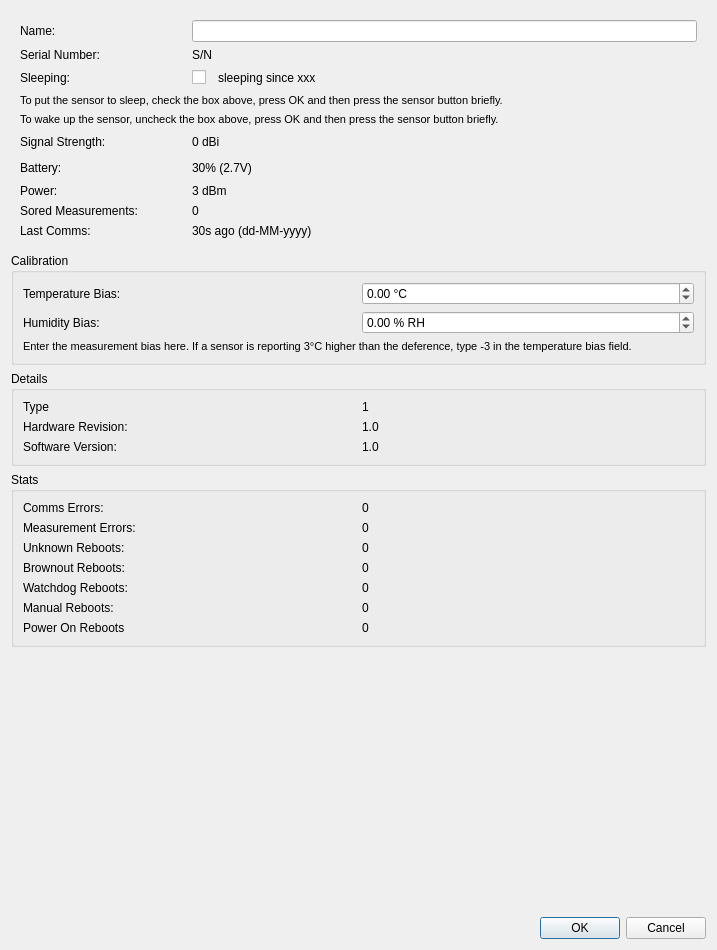
Above: manager/src/SensorDetailsDialog.ui from porkmarks/sense before the change. Below: the same form after it.
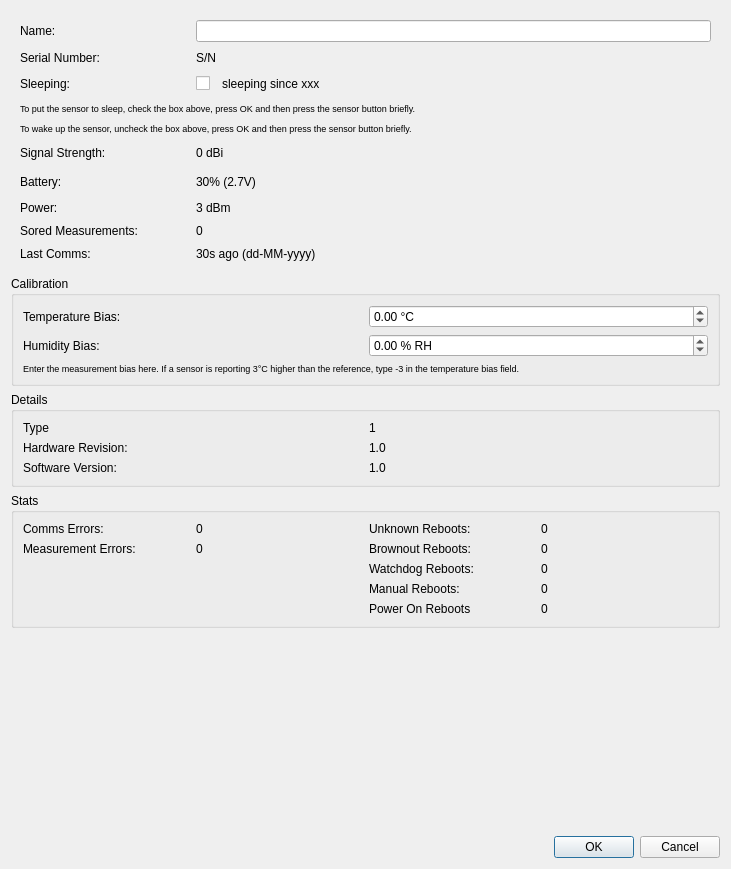
That is the form after the change.

```diff
--- a/manager/src/SensorDetailsDialog.ui
+++ b/manager/src/SensorDetailsDialog.ui
@@ -6,10 +6,16 @@
    <rect>
     <x>0</x>
     <y>0</y>
-    <width>717</width>
-    <height>950</height>
+    <width>731</width>
+    <height>869</height>
    </rect>
   </property>
+  <property name="sizePolicy">
+   <sizepolicy hsizetype="Maximum" vsizetype="Maximum">
+    <horstretch>0</horstretch>
+    <verstretch>0</verstretch>
+   </sizepolicy>
+  </property>
   <property name="windowTitle">
    <string>Sensor Details</string>
   </property>
@@ -17,6 +23,12 @@
    <item>
     <widget class="QWidget" name="widget" native="true">
      <layout class="QGridLayout" name="gridLayout">
+      <property name="horizontalSpacing">
+       <number>6</number>
+      </property>
+      <property name="verticalSpacing">
+       <number>9</number>
+      </property>
       <item row="8" column="0">
        <widget class="QLabel" name="label_12">
         <property name="text">
@@ -82,21 +94,6 @@
         </layout>
        </widget>
       </item>
-      <item row="3" column="0" colspan="4">
-       <widget class="QLabel" name="label_19">
-        <property name="font">
-         <font>
-          <pointsize>8</pointsize>
-         </font>
-        </property>
-        <property name="text">
-         <string>To put the sensor to sleep, check the box above, press OK and then press the sensor button briefly.</string>
-        </property>
-        <property name="wordWrap">
-         <bool>true</bool>
-        </property>
-       </widget>
-      </item>
       <item row="0" column="0">
        <widget class="QLabel" name="label">
         <property name="text">
@@ -270,7 +267,7 @@
        <widget class="QLabel" name="label_21">
         <property name="font">
          <font>
-          <pointsize>8</pointsize>
+          <pointsize>7</pointsize>
          </font>
         </property>
         <property name="text">
@@ -281,6 +278,21 @@
         </property>
        </widget>
       </item>
+      <item row="3" column="0" colspan="4">
+       <widget class="QLabel" name="label_19">
+        <property name="font">
+         <font>
+          <pointsize>7</pointsize>
+         </font>
+        </property>
+        <property name="text">
+         <string>To put the sensor to sleep, check the box above, press OK and then press the sensor button briefly.</string>
+        </property>
+        <property name="wordWrap">
+         <bool>true</bool>
+        </property>
+       </widget>
+      </item>
      </layout>
     </widget>
    </item>
@@ -290,6 +302,9 @@
       <string>Calibration</string>
      </property>
      <layout class="QGridLayout" name="gridLayout_3">
+      <property name="spacing">
+       <number>6</number>
+      </property>
       <item row="0" column="0">
        <widget class="QLabel" name="label_4">
         <property name="text">
@@ -334,11 +349,11 @@
        <widget class="QLabel" name="label_8">
         <property name="font">
          <font>
-          <pointsize>8</pointsize>
+          <pointsize>7</pointsize>
          </font>
         </property>
         <property name="text">
-         <string>Enter the measurement bias here. If a sensor is reporting 3°C higher than the deference, type -3 in the temperature bias field.</string>
+         <string>Enter the measurement bias here. If a sensor is reporting 3°C higher than the reference, type -3 in the temperature bias field.</string>
         </property>
         <property name="wordWrap">
          <bool>true</bool>
@@ -354,6 +369,9 @@
       <string>Details</string>
      </property>
      <layout class="QGridLayout" name="gridLayout_4">
+      <property name="spacing">
+       <number>6</number>
+      </property>
       <item row="2" column="0">
        <widget class="QLabel" name="label_14">
         <property name="text">
@@ -405,104 +423,107 @@
       <string>Stats</string>
      </property>
      <layout class="QGridLayout" name="gridLayout_2">
-      <item row="2" column="0">
+      <property name="spacing">
+       <number>6</number>
+      </property>
+      <item row="0" column="0">
+       <widget class="QLabel" name="label_11">
+        <property name="text">
+         <string>Comms Errors:</string>
+        </property>
+       </widget>
+      </item>
+      <item row="1" column="0">
+       <widget class="QLabel" name="label_23">
+        <property name="text">
+         <string>Measurement Errors:</string>
+        </property>
+       </widget>
+      </item>
+      <item row="0" column="2">
        <widget class="QLabel" name="label_13">
         <property name="text">
          <string>Unknown Reboots:</string>
         </property>
        </widget>
       </item>
-      <item row="5" column="0">
+      <item row="1" column="1">
+       <widget class="QLabel" name="measurementErrors">
+        <property name="text">
+         <string>0</string>
+        </property>
+       </widget>
+      </item>
+      <item row="0" column="1">
+       <widget class="QLabel" name="commsErrors">
+        <property name="text">
+         <string>0</string>
+        </property>
+       </widget>
+      </item>
+      <item row="0" column="3">
+       <widget class="QLabel" name="unknownReboots">
+        <property name="text">
+         <string>0</string>
+        </property>
+       </widget>
+      </item>
+      <item row="1" column="2">
+       <widget class="QLabel" name="label_16">
+        <property name="text">
+         <string>Brownout Reboots:</string>
+        </property>
+       </widget>
+      </item>
+      <item row="1" column="3">
+       <widget class="QLabel" name="brownoutReboots">
+        <property name="text">
+         <string>0</string>
+        </property>
+       </widget>
+      </item>
+      <item row="5" column="2">
        <widget class="QLabel" name="label_17">
         <property name="text">
          <string>Watchdog Reboots:</string>
         </property>
        </widget>
       </item>
-      <item row="1" column="0">
-       <widget class="QLabel" name="label_23">
+      <item row="5" column="3">
+       <widget class="QLabel" name="watchdogReboots">
         <property name="text">
-         <string>Measurement Errors:</string>
+         <string>0</string>
         </property>
        </widget>
       </item>
-      <item row="6" column="0">
+      <item row="6" column="2">
        <widget class="QLabel" name="label_15">
         <property name="text">
          <string>Manual Reboots:</string>
         </property>
        </widget>
       </item>
-      <item row="1" column="1">
-       <widget class="QLabel" name="measurementErrors">
+      <item row="6" column="3">
+       <widget class="QLabel" name="resets">
         <property name="text">
          <string>0</string>
         </property>
        </widget>
       </item>
-      <item row="7" column="0">
+      <item row="7" column="2">
        <widget class="QLabel" name="label_18">
         <property name="text">
          <string>Power On Reboots</string>
         </property>
        </widget>
       </item>
-      <item row="5" column="1">
-       <widget class="QLabel" name="watchdogReboots">
-        <property name="text">
-         <string>0</string>
-        </property>
-       </widget>
-      </item>
-      <item row="7" column="1">
+      <item row="7" column="3">
        <widget class="QLabel" name="powerOnReboots">
         <property name="text">
          <string>0</string>
         </property>
        </widget>
       </item>
-      <item row="2" column="1">
-       <widget class="QLabel" name="unknownReboots">
-        <property name="text">
-         <string>0</string>
-        </property>
-       </widget>
-      </item>
-      <item row="0" column="0">
-       <widget class="QLabel" name="label_11">
-        <property name="text">
-         <string>Comms Errors:</string>
-        </property>
-       </widget>
-      </item>
-      <item row="4" column="0">
-       <widget class="QLabel" name="label_16">
-        <property name="text">
-         <string>Brownout Reboots:</string>
-        </property>
-       </widget>
-      </item>
-      <item row="6" column="1">
-       <widget class="QLabel" name="resets">
-        <property name="text">
-         <string>0</string>
-        </property>
-       </widget>
-      </item>
-      <item row="0" column="1">
-       <widget class="QLabel" name="commsErrors">
-        <property name="text">
-         <string>0</string>
-        </property>
-       </widget>
-      </item>
-      <item row="4" column="1">
-       <widget class="QLabel" name="brownoutReboots">
-        <property name="text">
-         <string>0</string>
-        </property>
-       </widget>
-      </item>
      </layout>
     </widget>
    </item>
@@ -513,8 +534,8 @@
      </property>
      <property name="sizeHint" stdset="0">
       <size>
-       <width>20</width>
-       <height>40</height>
+       <width>1</width>
+       <height>1</height>
       </size>
      </property>
     </spacer>
```
